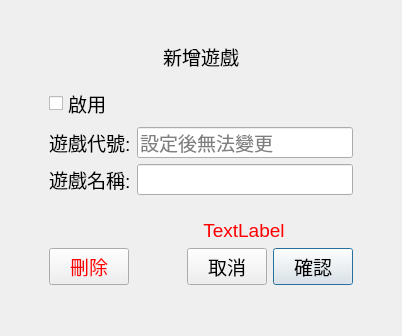
The window that src/AdbClient/StageManagerSetting/DialogGameEdit.ui (roger0816/Adb) describes before a commit, drawn with Qt 5.
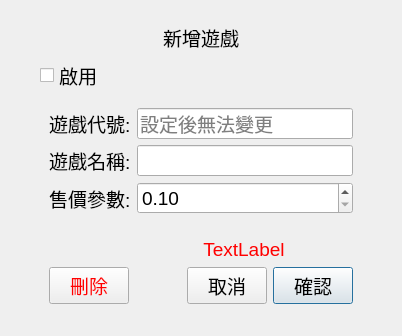
The same window after the commit.

The edit to the form file:
```diff
--- a/src/AdbClient/StageManagerSetting/DialogGameEdit.ui
+++ b/src/AdbClient/StageManagerSetting/DialogGameEdit.ui
@@ -44,20 +44,7 @@
       <property name="bottomMargin">
        <number>20</number>
       </property>
-      <item row="4" column="0">
-       <spacer name="verticalSpacer_2">
-        <property name="orientation">
-         <enum>Qt::Vertical</enum>
-        </property>
-        <property name="sizeHint" stdset="0">
-         <size>
-          <width>20</width>
-          <height>40</height>
-         </size>
-        </property>
-       </spacer>
-      </item>
-      <item row="2" column="0">
+      <item row="3" column="0">
        <widget class="QWidget" name="widget" native="true">
         <layout class="QFormLayout" name="formLayout">
          <item row="1" column="0">
@@ -105,22 +92,50 @@
            </property>
           </widget>
          </item>
-         <item row="0" column="0">
-          <widget class="QCheckBox" name="cbEnable">
+         <item row="3" column="0">
+          <widget class="QLabel" name="label_3">
            <property name="font">
             <font>
              <pointsize>14</pointsize>
             </font>
            </property>
            <property name="text">
-            <string>啟用</string>
+            <string>售價參數:</string>
+           </property>
+          </widget>
+         </item>
+         <item row="3" column="1">
+          <widget class="QDoubleSpinBox" name="dbGameRate">
+           <property name="font">
+            <font>
+             <pointsize>14</pointsize>
+            </font>
+           </property>
+           <property name="minimum">
+            <double>0.100000000000000</double>
+           </property>
+           <property name="maximum">
+            <double>1000.000000000000000</double>
            </property>
           </widget>
          </item>
         </layout>
        </widget>
       </item>
-      <item row="3" column="0">
+      <item row="0" column="0">
+       <spacer name="verticalSpacer">
+        <property name="orientation">
+         <enum>Qt::Vertical</enum>
+        </property>
+        <property name="sizeHint" stdset="0">
+         <size>
+          <width>20</width>
+          <height>40</height>
+         </size>
+        </property>
+       </spacer>
+      </item>
+      <item row="4" column="0">
        <widget class="QWidget" name="widget_2" native="true">
         <layout class="QGridLayout" name="gridLayout_3">
          <item row="1" column="3">
@@ -196,8 +211,8 @@
         </layout>
        </widget>
       </item>
-      <item row="0" column="0">
-       <spacer name="verticalSpacer">
+      <item row="5" column="0">
+       <spacer name="verticalSpacer_2">
         <property name="orientation">
          <enum>Qt::Vertical</enum>
         </property>
@@ -225,6 +240,18 @@
         </property>
        </widget>
       </item>
+      <item row="2" column="0">
+       <widget class="QCheckBox" name="cbEnable">
+        <property name="font">
+         <font>
+          <pointsize>14</pointsize>
+         </font>
+        </property>
+        <property name="text">
+         <string>啟用</string>
+        </property>
+       </widget>
+      </item>
      </layout>
     </widget>
    </item>
```
